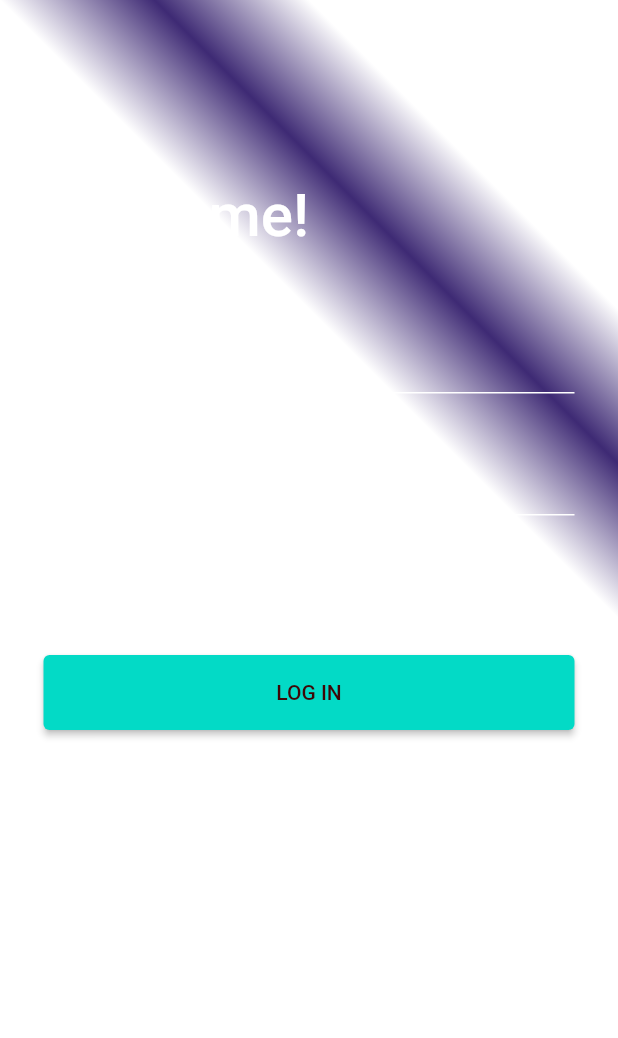
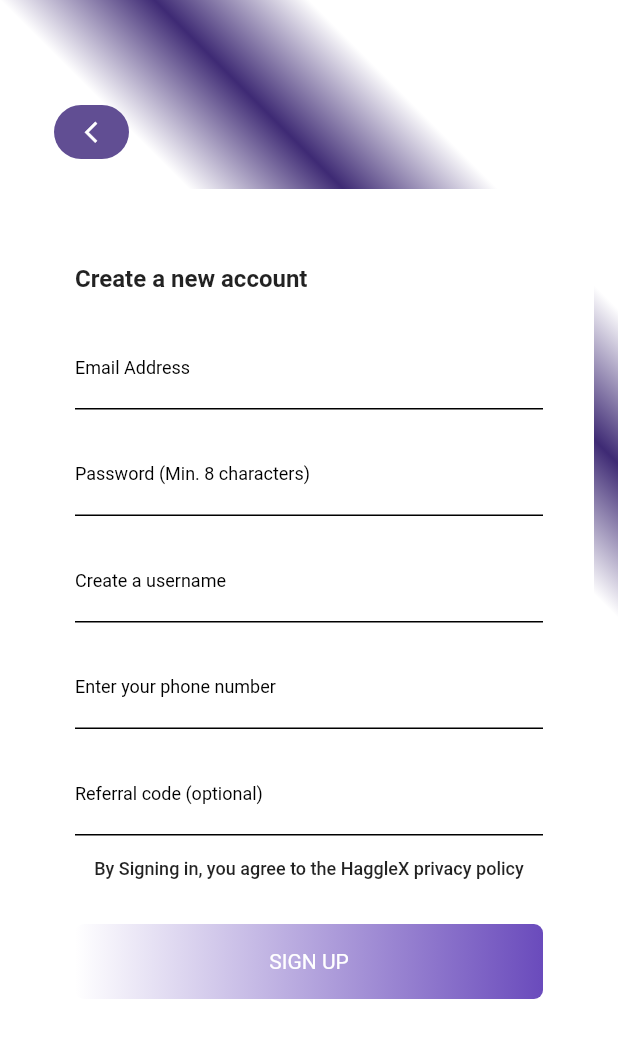
Before and after one commit to AtumaKen/haggle_x, a Flutter app: the screen it shows after launch, on a phone screen of 412 x 824 dp. Shown: the top 1038 px of the screen. Run offline on Flutter 3.47's test engine with Material 2 defaults, Android fonts, the phone set to English and light mode, and no system bars; Roboto replaces fonts that are missing (BasisGrotesquePro).

Commit message:
added signup_screen.dart

```diff
--- a/lib/main.dart
+++ b/lib/main.dart
@@ -2,6 +2,7 @@ import 'package:flutter/material.dart';
 
 import 'app_theme.dart';
 import 'screens/login_screen.dart';
+import 'screens/signup_screen.dart';
 
 void main() {
   runApp(MyApp());
@@ -32,6 +33,6 @@ class MyHomePage extends StatefulWidget {
 class _MyHomePageState extends State<MyHomePage> {
   @override
   Widget build(BuildContext context) {
-    return LoginScreen();
+    return SignUpScreen();
   }
 }
--- a/lib/screens/login_screen.dart
+++ b/lib/screens/login_screen.dart
@@ -1,4 +1,5 @@
 import 'package:flutter/material.dart';
+import 'package:haggle_x/utilities/string_utils.dart';
 import 'package:haggle_x/widgets/background_widget.dart';
 import 'package:haggle_x/widgets/textfield_widget.dart';
 
@@ -18,6 +19,7 @@ class _LoginScreenState extends State<LoginScreen> {
   }
   @override
   Widget build(BuildContext context) {
+    final theme = Theme.of(context);
     //todo: add validation to textfields
     return Scaffold(
       body: BackgroundWidget(
@@ -41,7 +43,11 @@ class _LoginScreenState extends State<LoginScreen> {
                 height: 40,
               ),
               TextFieldWidget(
-                labelText: "Email Address",
+                labelText: StringUtils.emailLabel,
+                cursorColor: theme.primaryColor,
+                borderColor: theme.primaryColor,
+                labelColor: theme.primaryColor,
+                textColor: theme.primaryColor,
                 obscureText: false,
               ),
               SizedBox(
@@ -49,6 +55,7 @@ class _LoginScreenState extends State<LoginScreen> {
               ),
               TextFieldWidget(
                 obscureText: _obscureState,
+
                 suffix: GestureDetector(
                   child: Icon(
                     Icons.remove_red_eye_rounded,
@@ -56,7 +63,11 @@ class _LoginScreenState extends State<LoginScreen> {
                   ),
                   onTap: _changeObscureState,
                 ),
-                labelText: "Password (Min. 8 characters)",
+                cursorColor: theme.primaryColor,
+                borderColor: theme.primaryColor,
+                labelColor: theme.primaryColor,
+                textColor: theme.primaryColor,
+                labelText: StringUtils.passwordLabel,
               ),
               SizedBox(
                 height: 15,
--- /dev/null
+++ b/lib/screens/signup_screen.dart
@@ -0,0 +1,143 @@
+import 'package:flutter/material.dart';
+import 'package:haggle_x/utilities/string_utils.dart';
+import 'package:haggle_x/widgets/back_button.dart';
+import 'package:haggle_x/widgets/background_widget.dart';
+import 'package:haggle_x/widgets/curved_container.dart';
+import 'package:haggle_x/widgets/textfield_widget.dart';
+
+class SignUpScreen extends StatelessWidget {
+  @override
+  Widget build(BuildContext context) {
+    final theme = Theme.of(context);
+    return Scaffold(
+      body: BackgroundWidget(
+        child: Padding(
+          padding: const EdgeInsets.symmetric(horizontal: 16.0),
+          child: SingleChildScrollView(
+            child: Column(
+              mainAxisSize: MainAxisSize.min,
+              children: [
+                SizedBox(
+                  height: 70,
+                ),
+                Align(
+                  child: BackButtonWidget(),
+                  alignment: Alignment.centerLeft,
+                ),
+                SizedBox(
+                  height: 20,
+                ),
+                CurvedContainer(
+                  children: [
+                    SizedBox(
+                      height: 50,
+                    ),
+                    Align(
+                        alignment: Alignment.centerLeft,
+                        child: Text(
+                          "Create a new account",
+                          style: TextStyle(
+                              fontWeight: FontWeight.w700, fontSize: 16),
+                        )),
+                    SizedBox(
+                      height: 22,
+                    ),
+                    TextFieldWidget(
+                      cursorColor: theme.colorScheme.onPrimary,
+                      borderColor: theme.colorScheme.onPrimary,
+                      labelColor: theme.colorScheme.onPrimary,
+                      textColor: theme.colorScheme.onPrimary,
+                      labelText: StringUtils.emailLabel,
+                      obscureText: false,
+                    ),
+                    SizedBox(
+                      height: 15,
+                    ),
+                    TextFieldWidget(
+                      cursorColor: theme.colorScheme.onPrimary,
+                      borderColor: theme.colorScheme.onPrimary,
+                      labelColor: theme.colorScheme.onPrimary,
+                      textColor: theme.colorScheme.onPrimary,
+                      labelText: StringUtils.passwordLabel,
+                      obscureText: true,
+                    ),
+                    SizedBox(
+                      height: 15,
+                    ),
+                    TextFieldWidget(
+                      cursorColor: theme.colorScheme.onPrimary,
+                      borderColor: theme.colorScheme.onPrimary,
+                      labelColor: theme.colorScheme.onPrimary,
+                      textColor: theme.colorScheme.onPrimary,
+                      labelText: StringUtils.userNameLabel,
+                      obscureText: false,
+                    ),
+                    SizedBox(
+                      height: 15,
+                    ),
+                    TextFieldWidget(
+                      cursorColor: theme.colorScheme.onPrimary,
+                      borderColor: theme.colorScheme.onPrimary,
+                      labelColor: theme.colorScheme.onPrimary,
+                      textColor: theme.colorScheme.onPrimary,
+                      labelText: StringUtils.phoneNumberLabel,
+                      obscureText: false,
+                    ),
+                    SizedBox(
+                      height: 15,
+                    ),
+                    TextFieldWidget(
+                      cursorColor: theme.colorScheme.onPrimary,
+                      borderColor: theme.colorScheme.onPrimary,
+                      labelColor: theme.colorScheme.onPrimary,
+                      textColor: theme.colorScheme.onPrimary,
+                      labelText: StringUtils.referralCodeLabel,
+                      obscureText: false,
+                    ),
+                    SizedBox(
+                      height: 15,
+                    ),
+                    Text(
+                      "By Signing in, you agree to the HaggleX privacy policy",
+                      style:
+                          TextStyle(fontSize: 12, fontWeight: FontWeight.w500),
+                    ),
+                    SizedBox(
+                      height: 30,
+                    ),
+                    InkWell(
+                      onTap: () {},
+                      child: Container(
+                        height: 50,
+                        decoration: BoxDecoration(
+                          borderRadius: BorderRadius.circular(6),
+                          gradient: LinearGradient(
+                            colors: [
+                              theme.backgroundColor,
+                              Color.fromRGBO(106, 75, 188, 1)
+                            ],
+                          ),
+                        ),
+                        child: Center(
+                          child: Text(
+                            "SIGN UP",
+                            style: TextStyle(
+                              color: theme.primaryColor,
+                            ),
+                          ),
+                        ),
+                      ),
+                    ),
+                    SizedBox(
+                      height: 50,
+                    ),
+                  ],
+                ),
+              ],
+            ),
+          ),
+        ),
+      ),
+    );
+  }
+}
--- /dev/null
+++ b/lib/utilities/string_utils.dart
@@ -0,0 +1,7 @@
+class StringUtils{
+  static final String emailLabel = "Email Address";
+  static final String passwordLabel = "Password (Min. 8 characters)";
+  static final String userNameLabel = "Create a username";
+  static final String phoneNumberLabel = "Enter your phone number";
+  static final String referralCodeLabel = "Referral code (optional)";
+}
--- /dev/null
+++ b/lib/widgets/back_button.dart
@@ -0,0 +1,26 @@
+import 'package:flutter/material.dart';
+
+class BackButtonWidget extends StatelessWidget {
+  @override
+  Widget build(BuildContext context) {
+    return Padding(
+      padding: const EdgeInsets.only(left: 20.0),
+      child: Container(
+        padding: const EdgeInsets.only(left: 8),
+        height: 36,
+        width: 50,
+        decoration: BoxDecoration(
+          color: Color.fromRGBO(97, 78, 147, 1),
+          borderRadius: BorderRadius.circular(20)
+        ),
+        child: IconButton(
+            icon: Icon(
+              Icons.arrow_back_ios,
+              size: 17,
+              color: Theme.of(context).primaryColor,
+            ),
+            onPressed: () => Navigator.of(context).pop()),
+      ),
+    );
+  }
+}
--- /dev/null
+++ b/lib/widgets/curved_container.dart
@@ -0,0 +1,25 @@
+import 'package:flutter/material.dart';
+
+class CurvedContainer extends StatelessWidget {
+  final List<Widget> children;
+
+  CurvedContainer({required this.children});
+
+  @override
+  Widget build(BuildContext context) {
+    return Container(
+      decoration: BoxDecoration(
+        color: Theme.of(context).primaryColor,
+        borderRadius: BorderRadius.all(
+          Radius.circular(20),
+        ),
+      ),
+      child: Padding(
+        padding: const EdgeInsets.symmetric(horizontal:34.0),
+        child: Column(
+          children: children,
+        ),
+      ),
+    );
+  }
+}
--- a/lib/widgets/textfield_widget.dart
+++ b/lib/widgets/textfield_widget.dart
@@ -5,28 +5,41 @@ class TextFieldWidget extends StatelessWidget {
   final bool obscureText;
   final Widget? suffix;
 
+  final Color? cursorColor;
+
+  final Color? textColor;
+
+  final Color? labelColor;
+
+  final Color borderColor;
+
   TextFieldWidget(
       {Key? key,
       required this.labelText,
       required this.obscureText,
+      required this.borderColor,
+      this.cursorColor,
+      this.textColor,
+      this.labelColor,
       this.suffix});
 
   @override
   Widget build(BuildContext context) {
     return TextFormField(
-      cursorColor: Theme.of(context).primaryColor,
+      cursorColor: cursorColor,
       obscureText: obscureText,
-      style: TextStyle(color: Theme.of(context).primaryColor),
+      style: TextStyle(color: textColor),
       decoration: InputDecoration(
         suffix: suffix,
         focusColor: Color.fromRGBO(160, 133, 225, 1),
         labelText: labelText,
         labelStyle: TextStyle(
-            color: Theme.of(context).primaryColor,
-            fontSize: 11,
-            fontWeight: FontWeight.w100),
+            color: labelColor, fontSize: 12, ),
         enabledBorder: UnderlineInputBorder(
-          borderSide: BorderSide(color: Theme.of(context).primaryColor),
+          borderSide: BorderSide(color: borderColor),
+        ),
+        focusedBorder: UnderlineInputBorder(
+          borderSide: BorderSide(color: borderColor),
         ),
       ),
     );
```
